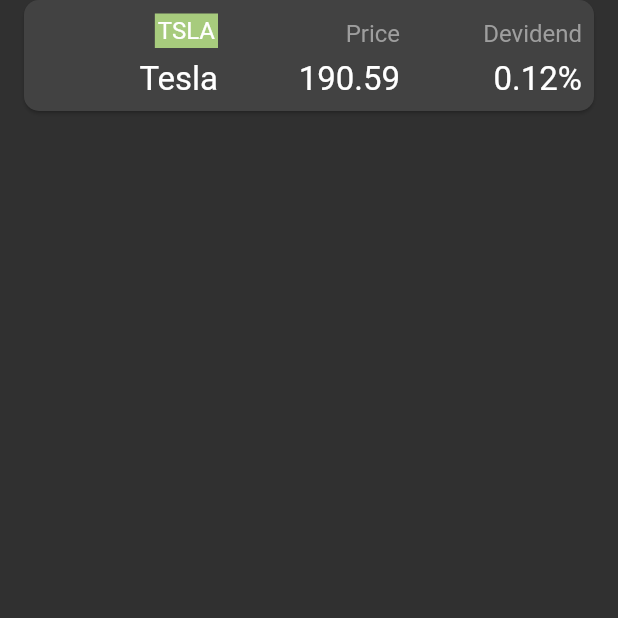
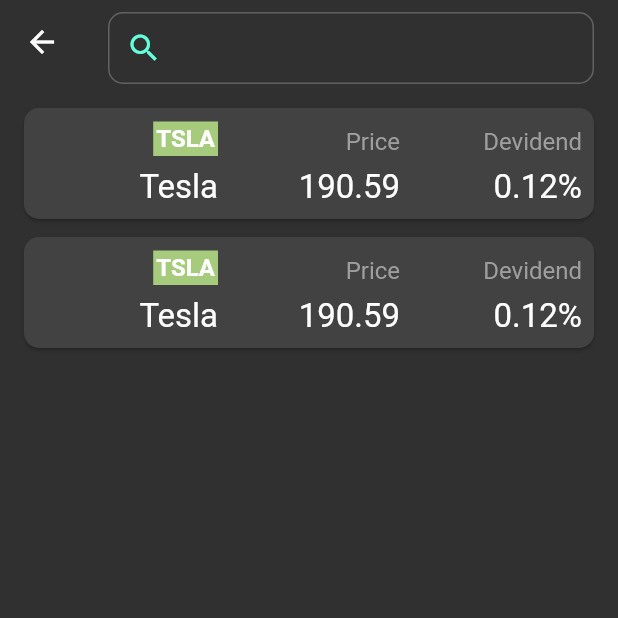
Before and after one commit to kolbe-ryo/income-life, a Flutter app: the SearchStockPage screen opened directly, on a phone screen of 412 x 824 dp, the top half of it. Run offline on Flutter 3.47's test engine with Material 2 defaults, Android fonts, the phone set to English and light mode, and no system bars; our stand-ins replace freezed_annotation, get_it, state_notifier; missing offline and left inert: flutter_state_notifier, gsheets, simple_logger.

Commit message:
change textfield form

```diff
--- a/lib/ui/common/stock_information_card.dart
+++ b/lib/ui/common/stock_information_card.dart
@@ -10,12 +10,16 @@ class StockInformationCard extends StatelessWidget {
 
   @override
   Widget build(BuildContext context) {
-    return InkWell(
+    return Padding(
+      padding: const EdgeInsets.only(bottom: 12),
       child: Card(
         margin: EdgeInsets.zero,
         shape: RoundedRectangleBorder(
           borderRadius: BorderRadius.circular(10),
         ),
+        child: InkWell(
+          borderRadius: BorderRadius.circular(10),
+          onTap: () => null,
           child: Padding(
             padding: const EdgeInsets.all(kPadding / 2),
             child: Row(
@@ -28,7 +32,7 @@ class StockInformationCard extends StatelessWidget {
             ),
           ),
         ),
-      onTap: () => null,
+      ),
     );
   }
 }
@@ -79,7 +83,10 @@ class _UnitInformation extends StatelessWidget {
             padding: const EdgeInsets.all(2),
             child: Text(
               info.ticker,
-              style: const TextStyle(fontSize: 16),
+              style: const TextStyle(
+                fontSize: 16,
+                fontWeight: FontWeight.bold,
+              ),
             ),
           ),
           Padding(
--- a/lib/ui/search_stock_page/search_stock_page.dart
+++ b/lib/ui/search_stock_page/search_stock_page.dart
@@ -12,15 +12,63 @@ class SearchStockPage extends StatelessWidget {
     return Provider.value(
       value: MediaQuery.of(context),
       child: Scaffold(
-        body: Padding(
-          padding: const EdgeInsets.symmetric(horizontal: kPadding),
-          child: ListView(
-            children: const [
-              StockInformationCard(),
-            ],
+        appBar: AppBar(
+          backgroundColor: Theme.of(context).scaffoldBackgroundColor,
+          elevation: 0,
+          title: const _TextField(),
+        ),
+        body: GestureDetector(
+          onTap: () {
+            final currentScope = FocusScope.of(context);
+            if (!currentScope.hasPrimaryFocus && currentScope.hasFocus) {
+              FocusManager.instance.primaryFocus!.unfocus();
+            }
+          },
+          child: Padding(
+            padding: const EdgeInsets.fromLTRB(kPadding, kPadding, kPadding, 0),
+            child: ListView(
+              children: const [
+                StockInformationCard(),
+                StockInformationCard(),
+              ],
+            ),
           ),
         ),
       ),
     );
   }
 }
+
+class _TextField extends StatelessWidget {
+  const _TextField({super.key});
+
+  @override
+  Widget build(BuildContext context) {
+    return Padding(
+      padding: const EdgeInsets.only(top: kPadding, bottom: kPadding / 2),
+      child: TextField(
+        cursorColor: Colors.white24,
+        cursorWidth: 1,
+        decoration: InputDecoration(
+          contentPadding: EdgeInsets.zero,
+          enabledBorder: OutlineInputBorder(
+            borderRadius: BorderRadius.circular(10),
+            borderSide: const BorderSide(color: Colors.white24),
+          ),
+          focusedBorder: OutlineInputBorder(
+            borderRadius: BorderRadius.circular(10),
+            borderSide: const BorderSide(color: Colors.white60),
+          ),
+          prefixIcon: const Icon(
+            Icons.search,
+            color: Colors.tealAccent,
+          ),
+        ),
+        style: const TextStyle(
+          color: Colors.white70,
+          fontSize: 18,
+        ),
+      ),
+    );
+  }
+}
--- a/lib/ui/top_page/top_page_view_model.dart
+++ b/lib/ui/top_page/top_page_view_model.dart
@@ -3,6 +3,8 @@ import 'package:flutter/material.dart';
 
 // Package imports:
 import 'package:get_it/get_it.dart';
+import 'package:income_life/data/model/gsheets_model.dart';
+import 'package:income_life/enum/currency_value.dart';
 import 'package:state_notifier/state_notifier.dart';
 
 // Project imports:
@@ -24,12 +26,51 @@ class TopPageViewModel extends StateNotifier<TopPageState> with LocatorMixin {
       BnbItems.search: GlobalKey<NavigatorState>(),
       BnbItems.settings: GlobalKey<NavigatorState>(),
     };
-    // fetch();
+    fetch();
   }
 
   Future<void> fetch() async {
-    state = state.copyWith(gsheets: await GetIt.I<GsheetsInterface>().fetch());
+    // state = state.copyWith(gsheets: await GetIt.I<GsheetsInterface>().fetch());
+    state = state.copyWith(gsheets: _testModels);
   }
 
   void switchBNB(int index) => state = state.copyWith(pageIndex: index);
 }
+
+final _testModels = [
+  const GsheetsModel(
+    market: CurrencyValue.usd,
+    ticker: 'TSLA',
+    name: 'Tesla',
+    price: 190.59,
+    devidend: 0.0012,
+  ),
+  const GsheetsModel(
+    market: CurrencyValue.jpy,
+    ticker: '4092T',
+    name: '三菱重工',
+    price: 4023,
+    devidend: 0.014,
+  ),
+  const GsheetsModel(
+    market: CurrencyValue.usd,
+    ticker: 'ARCC',
+    name: 'AresCapitalCorp',
+    price: 19.09,
+    devidend: 0.095,
+  ),
+  const GsheetsModel(
+    market: CurrencyValue.usd,
+    ticker: 'SPRD',
+    name: 'HighDvidendIndex',
+    price: 204.3,
+    devidend: 0.0345,
+  ),
+  const GsheetsModel(
+    market: CurrencyValue.usd,
+    ticker: 'CRWD',
+    name: 'CrowdStrike',
+    price: 160.43,
+    devidend: 0.0043,
+  ),
+];
--- /dev/null
+++ b/lib/util/stock_data_manager.dart
@@ -0,0 +1,3 @@
+// 取得したstockデータをグローバル化する。
+
+// 上位でStatenot
```
Also changed, not shown: lib/ui/search_stock_page/search_stock_page_state.dart (added), lib/ui/search_stock_page/search_stock_page_view_model.dart (added). Lines whose indentation alone changed are shown as unchanged.
